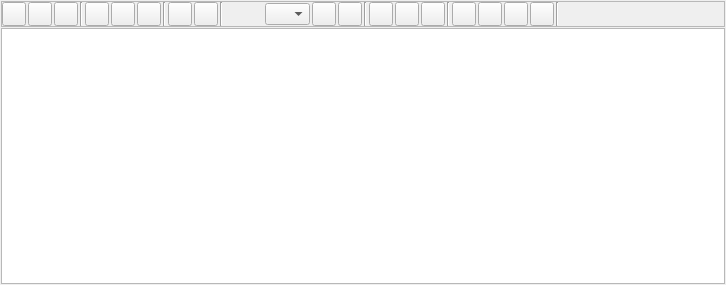
The window that lib/qt/ui/textEditorWidget2.ui (snaress/bank) describes before a commit, drawn with Qt 5.
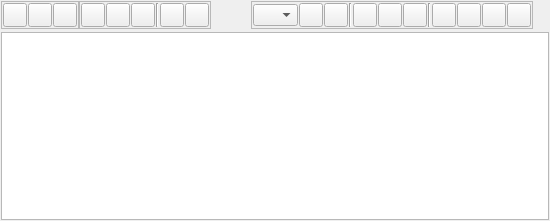
The same window after the commit.

Commit message: lib.qt: TextEditor() Add QFrame in menuBar for visibility switch

Diff of the .ui file:
```diff
--- a/lib/qt/ui/textEditorWidget2.ui
+++ b/lib/qt/ui/textEditorWidget2.ui
@@ -6,8 +6,8 @@
    <rect>
     <x>0</x>
     <y>0</y>
-    <width>726</width>
-    <height>285</height>
+    <width>550</width>
+    <height>221</height>
    </rect>
   </property>
   <property name="windowTitle">
@@ -21,17 +21,25 @@
     <number>1</number>
    </property>
    <item row="0" column="0">
-    <widget class="QFrame" name="qfFileBtns">
-     <property name="frameShape">
-      <enum>QFrame::StyledPanel</enum>
-     </property>
-     <layout class="QHBoxLayout" name="hlFileBtns">
+    <layout class="QHBoxLayout" name="horizontalLayout">
       <property name="spacing">
-       <number>2</number>
-      </property>
-      <property name="margin">
        <number>0</number>
       </property>
+     <property name="bottomMargin">
+      <number>2</number>
+     </property>
+     <item>
+      <widget class="QFrame" name="flFile">
+       <property name="frameShape">
+        <enum>QFrame::StyledPanel</enum>
+       </property>
+       <layout class="QHBoxLayout" name="hlFile">
+        <property name="spacing">
+         <number>1</number>
+        </property>
+        <property name="margin">
+         <number>1</number>
+        </property>
       <item>
        <widget class="QPushButton" name="bClearText">
         <property name="minimumSize">
@@ -89,13 +97,21 @@
         </property>
        </widget>
       </item>
-      <item>
-       <widget class="Line" name="line_7">
-        <property name="orientation">
-         <enum>Qt::Vertical</enum>
-        </property>
-       </widget>
-      </item>
+       </layout>
+      </widget>
+     </item>
+     <item>
+      <widget class="QFrame" name="flEdit">
+       <property name="frameShape">
+        <enum>QFrame::StyledPanel</enum>
+       </property>
+       <layout class="QHBoxLayout" name="hlEdit">
+        <property name="spacing">
+         <number>1</number>
+        </property>
+        <property name="margin">
+         <number>1</number>
+        </property>
       <item>
        <widget class="QPushButton" name="bTextCopy">
         <property name="minimumSize">
@@ -154,7 +170,7 @@
        </widget>
       </item>
       <item>
-       <widget class="Line" name="line">
+         <widget class="Line" name="line_6">
         <property name="orientation">
          <enum>Qt::Vertical</enum>
         </property>
@@ -198,15 +214,11 @@
         </property>
        </widget>
       </item>
-      <item>
-       <widget class="Line" name="line_2">
-        <property name="orientation">
-         <enum>Qt::Vertical</enum>
-        </property>
+       </layout>
        </widget>
       </item>
       <item>
-       <spacer name="horizontalSpacer">
+      <spacer name="horizontalSpacer_2">
         <property name="orientation">
          <enum>Qt::Horizontal</enum>
         </property>
@@ -222,6 +234,18 @@
        </spacer>
       </item>
       <item>
+      <widget class="QFrame" name="flSyntaxe">
+       <property name="frameShape">
+        <enum>QFrame::StyledPanel</enum>
+       </property>
+       <layout class="QHBoxLayout" name="hlSyntaxe">
+        <property name="spacing">
+         <number>1</number>
+        </property>
+        <property name="margin">
+         <number>1</number>
+        </property>
+        <item>
        <widget class="QComboBox" name="cbFontSize">
         <property name="minimumSize">
          <size>
@@ -276,7 +300,7 @@
        </widget>
       </item>
       <item>
-       <widget class="Line" name="line_3">
+         <widget class="Line" name="line_8">
         <property name="orientation">
          <enum>Qt::Vertical</enum>
         </property>
@@ -340,7 +364,7 @@
        </widget>
       </item>
       <item>
-       <widget class="Line" name="line_4">
+         <widget class="Line" name="line_9">
         <property name="orientation">
          <enum>Qt::Vertical</enum>
         </property>
@@ -422,15 +446,11 @@
         </property>
        </widget>
       </item>
-      <item>
-       <widget class="Line" name="line_5">
-        <property name="orientation">
-         <enum>Qt::Vertical</enum>
-        </property>
+       </layout>
        </widget>
       </item>
       <item>
-       <spacer name="horizontalSpacer_2">
+      <spacer name="horizontalSpacer">
         <property name="orientation">
          <enum>Qt::Horizontal</enum>
         </property>
@@ -443,9 +463,8 @@
        </spacer>
       </item>
      </layout>
-    </widget>
    </item>
-   <item row="2" column="0">
+   <item row="1" column="0">
     <widget class="QTextEdit" name="teText">
      <property name="tabStopWidth">
       <number>10</number>
```
Lines whose indentation alone changed are shown as unchanged.
